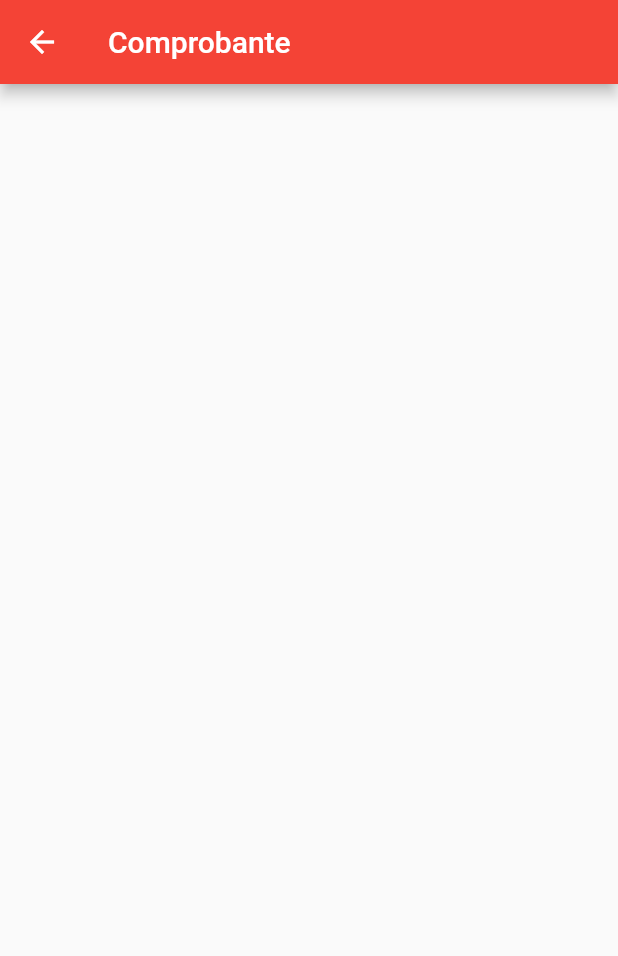
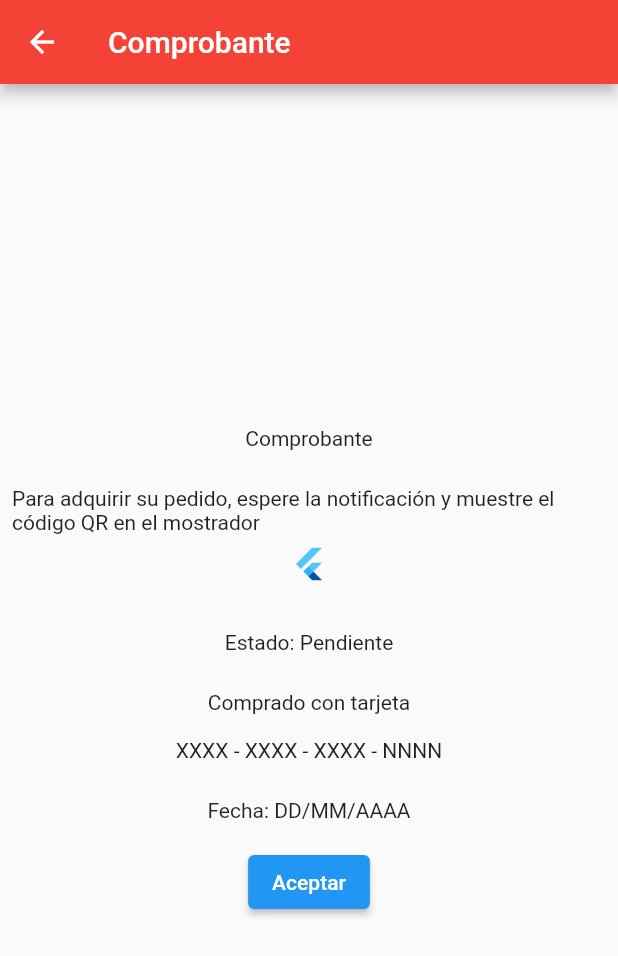
Before and after one commit to FoodYeahInc/FlutterApp, a Flutter app: the ReceiptWidget screen opened directly, on a phone screen of 412 x 824 dp. Shown: the top 956 px of the screen. Run offline on Flutter 3.47's test engine with Material 2 defaults, Android fonts, the phone set to English and light mode, and no system bars.

Commit message:
Comprobante

```diff
--- a/lib/receipt.dart
+++ b/lib/receipt.dart
@@ -20,5 +20,45 @@ class ReceiptWidget extends StatelessWidget {
 
 // Reemplaza con tu codigo
 Widget _myView(BuildContext context) {
-  return ListView();
+  return Center(
+    child: Column(mainAxisSize: MainAxisSize.min, children: <Widget>[
+      Padding(
+          padding: const EdgeInsets.all(16.0),
+          child: Text("Comprobante")
+      ),
+      Padding(
+          padding: const EdgeInsets.all(8.0),
+          child: Text("Para adquirir su pedido, espere la notificación y muestre el código QR en el mostrador"),
+      ),
+      Padding(
+        padding: const EdgeInsets.only(bottom: 16),
+        child: FittedBox(
+          fit: BoxFit.fill, // otherwise the logo will be tiny
+          child: const FlutterLogo(),
+        ),
+      ),
+      Padding(
+        padding: const EdgeInsets.all(16.0),
+        child: Text("Estado: Pendiente"),
+      ),
+      Padding(
+        padding: const EdgeInsets.all(8.0),
+        child: Text("Comprado con tarjeta"),
+      ),
+      Padding(
+        padding: const EdgeInsets.all(8.0),
+        child: Text("XXXX - XXXX - XXXX - NNNN"),
+      ),
+      Padding(
+        padding: const EdgeInsets.all(16.0),
+        child: Text("Fecha: DD/MM/AAAA"),
+      ),
+      ElevatedButton(
+        child: Text('Aceptar'),
+        onPressed: () {
+          // Navigate to second route when tapped.
+        },
+      ),
+    ]),
+  );
 }
```
